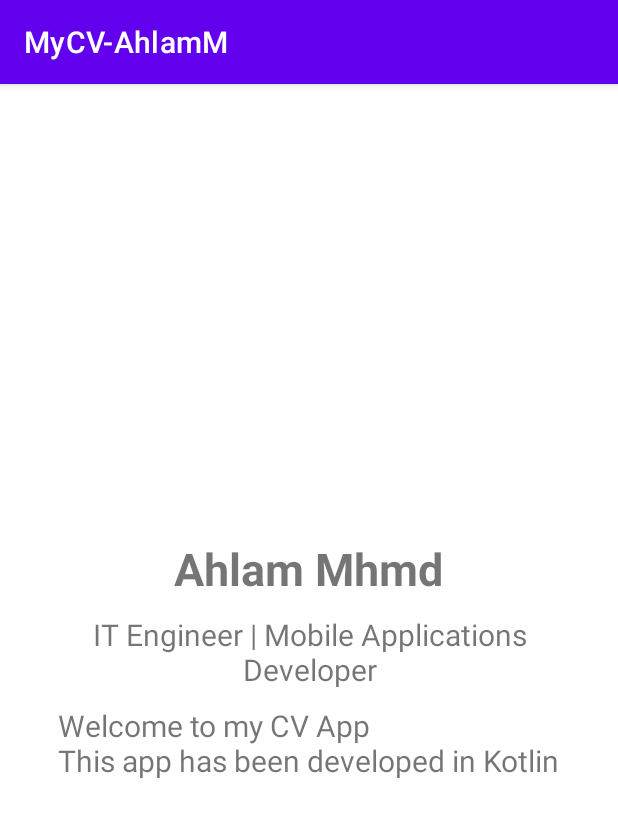
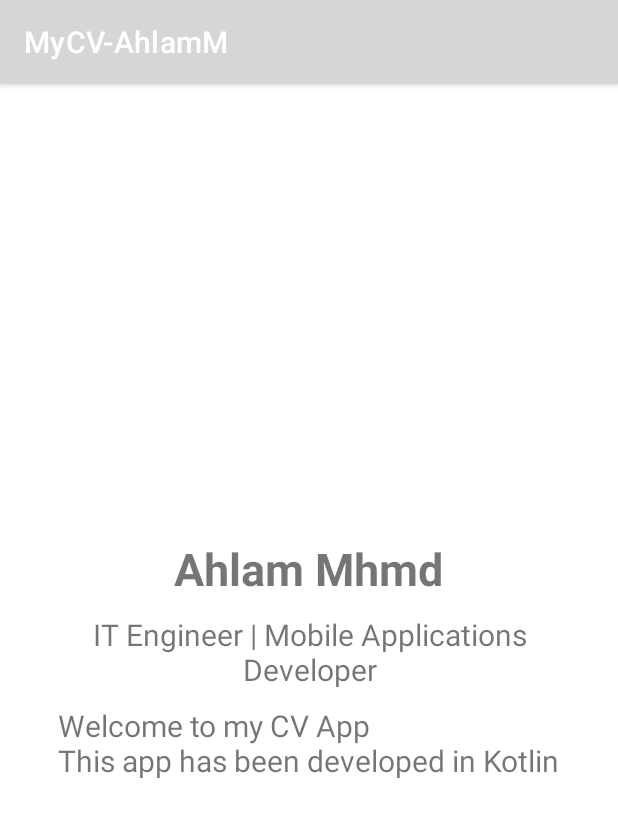
Before and after one commit to Ahlam-M/MyCV-App-Ahlam-M, an Android app: the IntroActivity screen opened directly, with no data from a screen before it, on a phone screen of 412 x 824 dp. Shown: the top 817 px of the screen. Run offline under Robolectric (Android 15) with nearby library versions, the phone set to English and light mode, and no system bars; network calls fail.

Commit message:
colors file

```diff
--- a/app/src/main/res/values/colors.xml
+++ b/app/src/main/res/values/colors.xml
@@ -1,10 +1,18 @@
 <?xml version="1.0" encoding="utf-8"?>
 <resources>
-    <color name="purple_200">#FFBB86FC</color>
-    <color name="purple_500">#FF6200EE</color>
-    <color name="purple_700">#FF3700B3</color>
-    <color name="teal_200">#FF03DAC5</color>
-    <color name="teal_700">#FF018786</color>
-    <color name="black">#FF000000</color>
-    <color name="white">#FFFFFFFF</color>
+
+    <color name="light_pink">#FAEEEA</color>
+    <color name="soft_pink">#DFCAC3</color>
+
+    <color name="red_oxide">#FF531E1E</color>
+    <color name="dark_purple">#FF2A252E</color>
+
+    <color name="dark_gray">#FF484948</color>
+    <color name="gray2">#FF707070</color>
+    <color name="gray1">#FFB0B1B1</color>
+    <color name="light_gray">#FFE6E6E6</color>
+    <color name="white">#FFFFFEFD</color>
+
+
+
 </resources>
```
